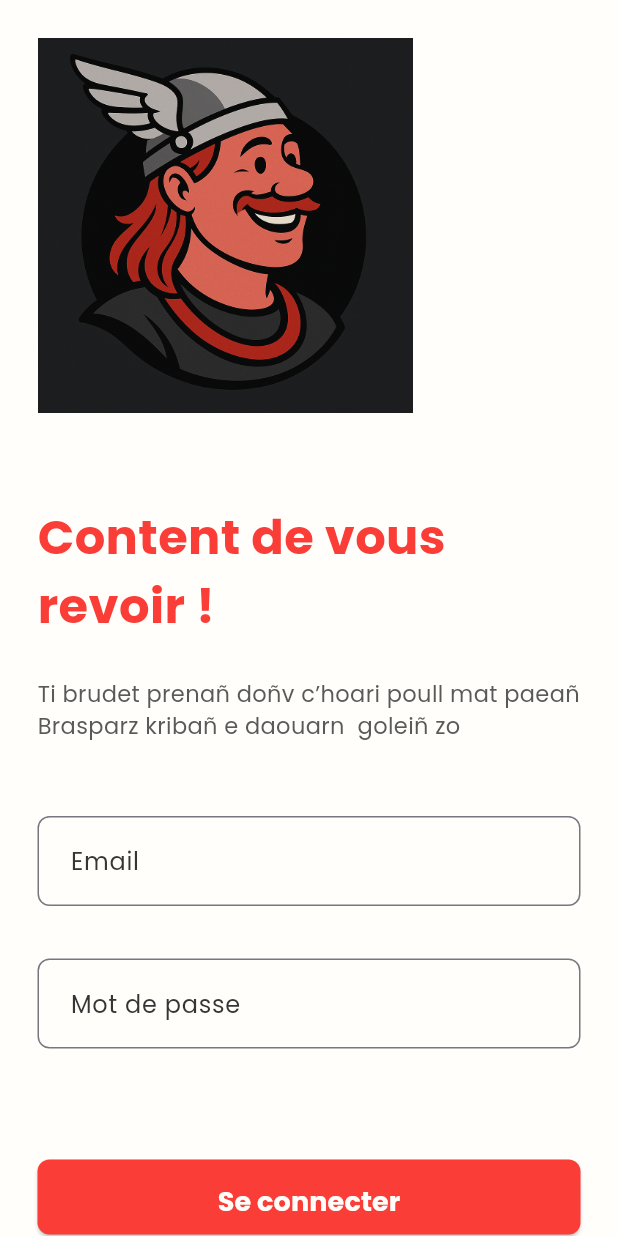
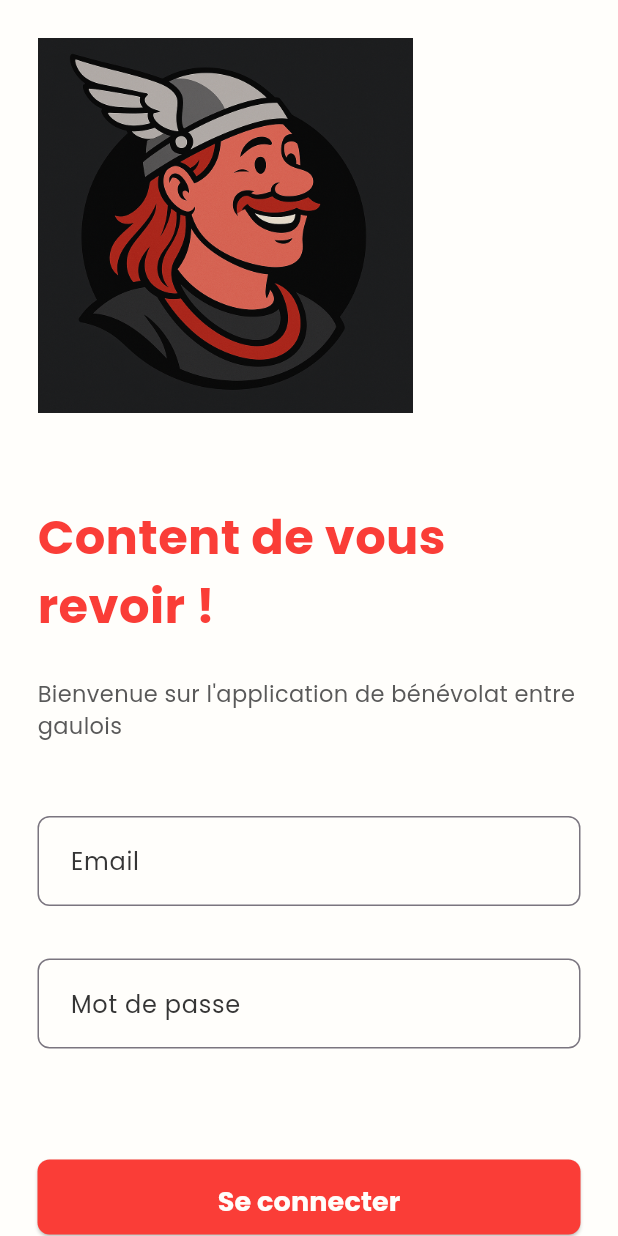
Before and after one commit to FuzMaxime/Benevolix_App, a Flutter app: the screen it shows after launch, on a phone screen of 412 x 824 dp. Run offline on Flutter 3.47's test engine with Material 3 defaults, Android fonts, the phone set to English and light mode, and no system bars; our stand-ins replace flutter_dotenv, flutter_riverpod, geocoding, geolocator, permission_handler, shared_preferences; accounts and stored records are empty.

Commit message:
fix | typo in application

```diff
--- a/benevolix_app/lib/features/announcements/modals/create_announcement_modal.dart
+++ b/benevolix_app/lib/features/announcements/modals/create_announcement_modal.dart
@@ -188,7 +188,7 @@ class _CreateAnnouncement extends State<CreateAnnouncement> {
                               crossAxisAlignment: CrossAxisAlignment.start,
                               children: [
                                 Text(
-                                  "Durée (en min)",
+                                  "Durée (heure)",
                                   style: TextStyle(color: ColorConstant.red),
                                 ),
                                 SizedBox(
--- a/benevolix_app/lib/features/announcements/widgets/details_announcement_widget.dart
+++ b/benevolix_app/lib/features/announcements/widgets/details_announcement_widget.dart
@@ -59,10 +59,10 @@ class AnnouncementDetails extends StatelessWidget {
               children: [
                 _infoItem(Icons.location_on, announcement.adress), // Location icon and address
                 _infoItem(Icons.calendar_today, announcement.date), // Calendar icon and date
-                _infoItem(Icons.access_time, "${announcement.duration} days"), // Duration icon and duration
+                _infoItem(Icons.access_time, "${announcement.duration} Heures"), // Duration icon and duration
                 _infoItem(
                     announcement.isRemote ? Icons.laptop_mac : Icons.business,
-                    announcement.isRemote ? "Remote" : "In-person"), // Remote or in-person icon and text
+                    announcement.isRemote ? "Distanciel" : "Présentiel"), // Remote or in-person icon and text
               ],
             ),
             const Divider(),
--- a/benevolix_app/lib/features/auth/widgets/header_auth_widget.dart
+++ b/benevolix_app/lib/features/auth/widgets/header_auth_widget.dart
@@ -32,7 +32,7 @@ class HeaderAuth extends StatelessWidget {
                   ),
                 )),
             Text(
-              "Ti brudet prenañ doñv c’hoari poull mat paeañ Brasparz kribañ e daouarn  goleiñ zo",
+              "Bienvenue sur l'application de bénévolat entre gaulois",
               style: TextStyle(
                 color: ColorConstant.grey,
                 fontWeight: FontWeight.w400,
```
